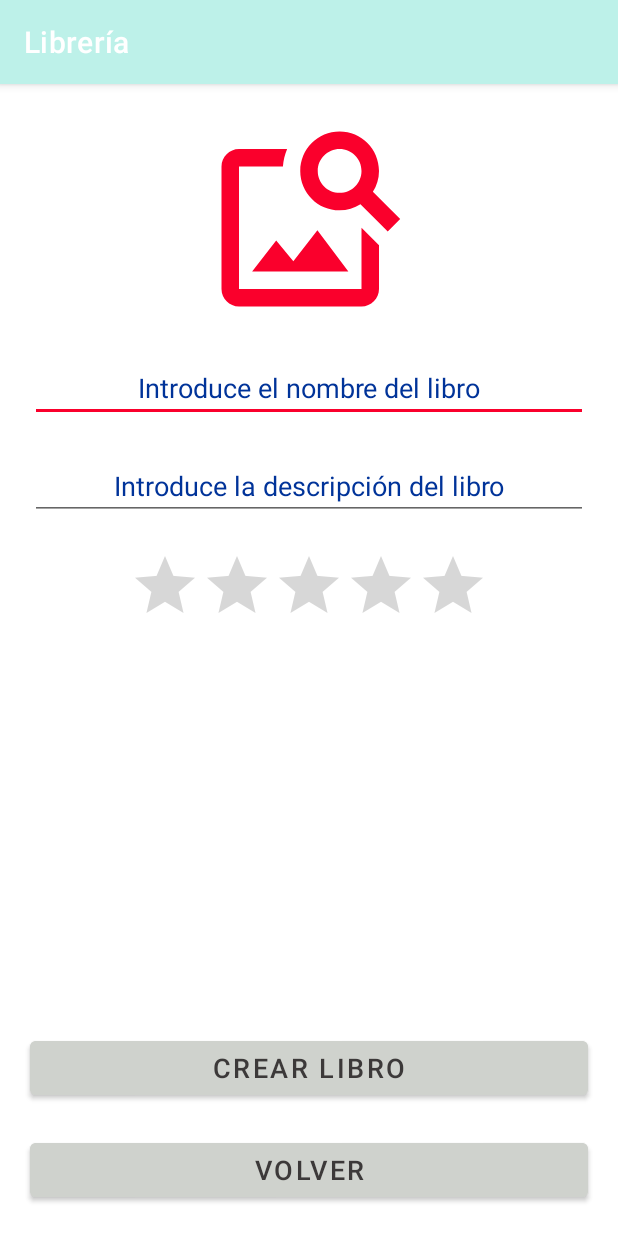
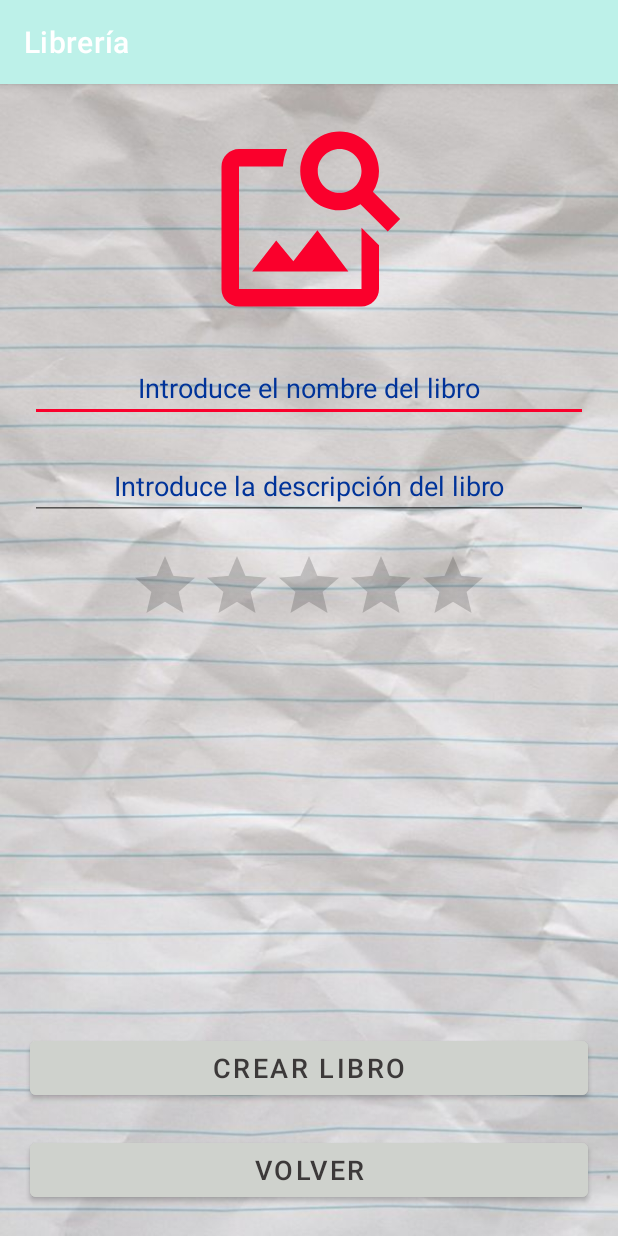
Before and after one commit to plestau/librosFirebase, an Android app: the CrearLibro screen opened directly, with no data from a screen before it, on a phone screen of 412 x 824 dp. Run offline under Robolectric (Android 15) with nearby library versions, the phone set to English and light mode, and no system bars; our stand-ins replace Firebase (no records; nobody signed in at launch, a user with empty details on screens opened directly).

Commit message:
subiendo cambios ratingBar

```diff
--- /dev/null
+++ b/app/src/main/res/drawable/ratingbar.xml
@@ -0,0 +1,17 @@
+<?xml version="1.0" encoding="utf-8"?>
+<layer-list xmlns:android="http://schemas.android.com/apk/res/android">
+    <!-- Borde negro -->
+    <item>
+        <shape android:shape="rectangle">
+            <solid android:color="@android:color/black" />
+            <corners android:radius="4dp" />
+        </shape>
+    </item>
+    <!-- Fondo del RatingBar (color transparente) -->
+    <item android:left="2dp" android:right="2dp" android:top="2dp" android:bottom="2dp">
+        <shape android:shape="rectangle">
+            <solid android:color="@color/transparente" />
+            <corners android:radius="2dp" />
+        </shape>
+    </item>
+</layer-list>
--- a/app/src/main/res/layout/activity_crear_libro.xml
+++ b/app/src/main/res/layout/activity_crear_libro.xml
@@ -4,6 +4,7 @@
     xmlns:tools="http://schemas.android.com/tools"
     android:layout_width="match_parent"
     android:layout_height="match_parent"
+    android:background="@drawable/fondopapel"
     tools:context=".CrearLibro">
 
     <ImageView
@@ -58,7 +59,8 @@
         android:isIndicator="false"
         android:numStars="5"
         android:stepSize="0.5"
-        android:progressTint="@color/amarillo"
+
+        android:theme="@style/RatingBar.Yellow"
         app:layout_constraintEnd_toEndOf="parent"
         app:layout_constraintStart_toStartOf="parent"
         app:layout_constraintTop_toBottomOf="@id/descripcion" />
--- a/app/src/main/res/layout/activity_editar_libro.xml
+++ b/app/src/main/res/layout/activity_editar_libro.xml
@@ -4,6 +4,7 @@
     xmlns:tools="http://schemas.android.com/tools"
     android:layout_width="match_parent"
     android:layout_height="match_parent"
+    android:background="@drawable/fondopapel"
     tools:context=".EditarLibro">
 
     <ImageView
@@ -71,7 +72,7 @@
         android:isIndicator="false"
         android:numStars="5"
         android:stepSize="0.5"
-        android:progressTint="@color/amarillo"
+        android:theme="@style/RatingBar.Yellow"
         app:layout_constraintEnd_toEndOf="parent"
         app:layout_constraintStart_toStartOf="parent"
         app:layout_constraintTop_toBottomOf="@id/descripcion" />
--- a/app/src/main/res/layout/item_libro.xml
+++ b/app/src/main/res/layout/item_libro.xml
@@ -59,7 +59,7 @@
             android:isIndicator="true"
             android:numStars="5"
             android:stepSize="0.5"
-            android:progressTint="@color/amarillo"
+            android:theme="@style/RatingBar.Yellow"
             app:layout_constraintStart_toStartOf="parent"
             app:layout_constraintEnd_toEndOf="parent"
             app:layout_constraintTop_toBottomOf="@id/item_miniatura" />
--- a/app/src/main/res/values/colors.xml
+++ b/app/src/main/res/values/colors.xml
@@ -14,4 +14,6 @@
     <color name="fondoscuro">#3C3939</color>
     <color name="gris">#B8B8B8</color>
     <color name="amarillo">#FFEB3B</color>
+    <color name="transparente">#7EFFEB3B</color>
+    <color name="fondoestrella">#94000000</color>
 </resources>
--- /dev/null
+++ b/app/src/main/res/values/style.xml
@@ -0,0 +1,8 @@
+<?xml version="1.0" encoding="utf-8"?>
+<resources>
+    <style name="RatingBar.Yellow" parent="Theme.AppCompat">
+        <item name="colorControlNormal">@color/fondoestrella</item>
+        <item name="colorControlActivated">@color/amarillo</item>
+        <item name="android:progressDrawable">@drawable/ratingbar</item>
+    </style>
+</resources>
```
Also changed, not shown: app/src/main/res/drawable/fondopapel.jpg (added).
